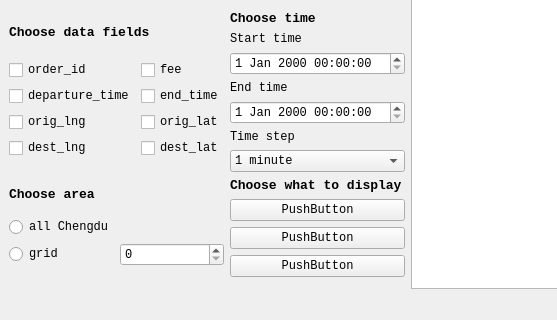
Above: finalProject/mainwindow.ui from ADSWT518/ride-hailing-analyzer before the change; both pictures show x 0 to 557 and y 84 to 404 of the 1159 by 404 pixel window. Below: the same form after it.
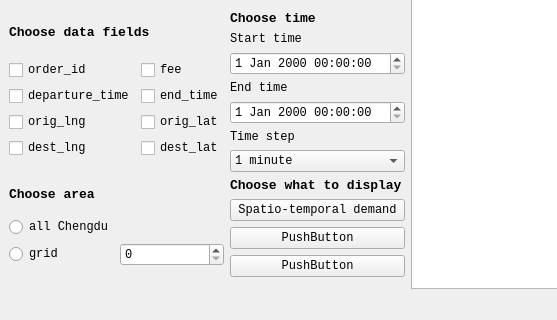
That is the form after the change. Custom widgets are drawn as their Qt base class.

```diff
--- a/finalProject/mainwindow.ui
+++ b/finalProject/mainwindow.ui
@@ -377,7 +377,7 @@
             <item>
              <widget class="QPushButton" name="pushButton_2">
               <property name="text">
-               <string>PushButton</string>
+               <string>Spatio-temporal demand</string>
               </property>
              </widget>
             </item>
```
